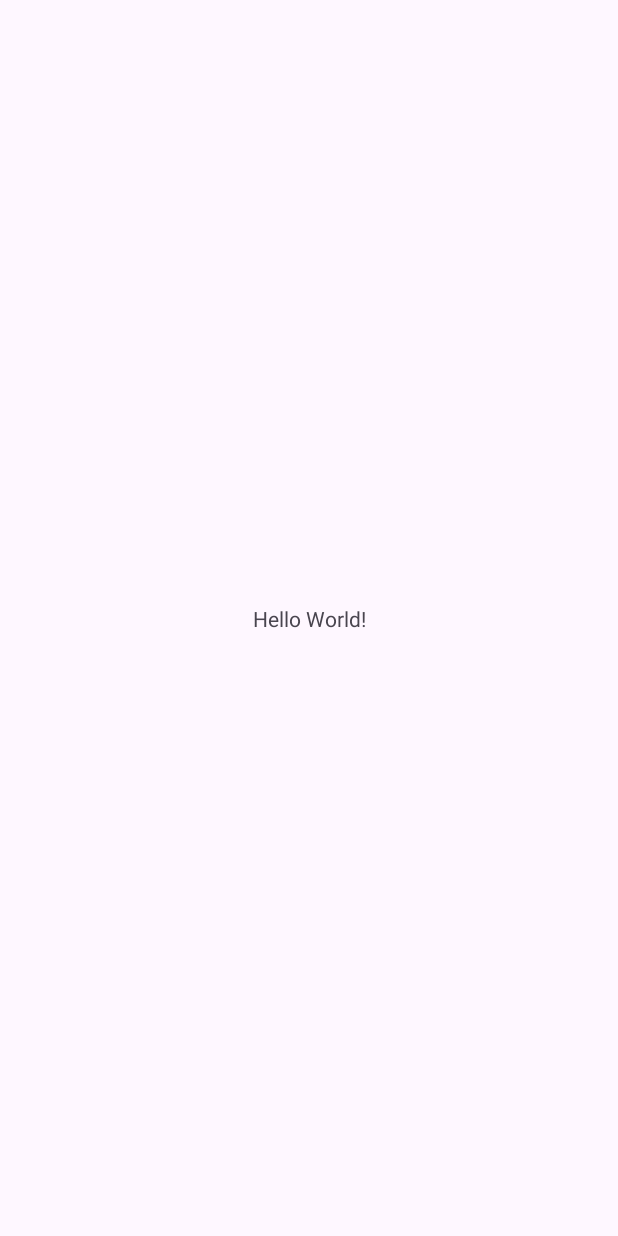
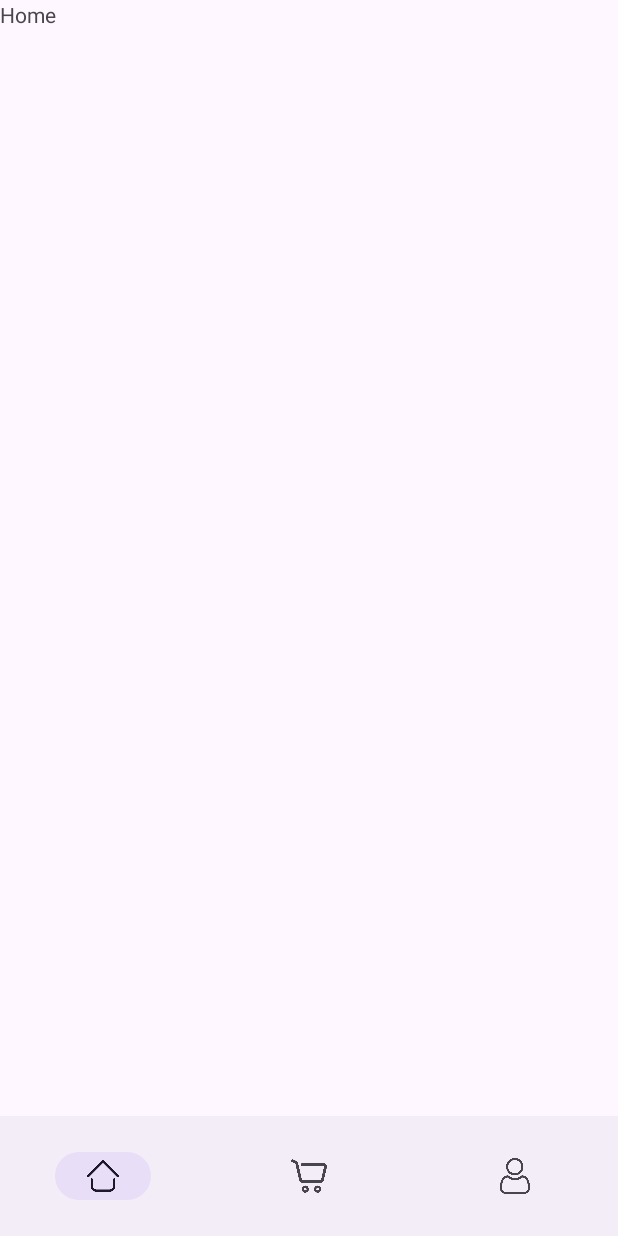
Before and after one commit to SURAJITSHAW/InstaMall, an Android app: the screen it shows after launch (ShoppingActivity), on a phone screen of 412 x 824 dp. Before the commit the screen is almost empty. Run offline under Robolectric (Android 15) with nearby library versions, the phone set to English and light mode, and no system bars; our stand-ins replace navigation-ui.

Commit message:
set up botttom nav

```diff
--- a/app/src/main/java/com/example/instamall/activities/ShoppingActivity.kt
+++ b/app/src/main/java/com/example/instamall/activities/ShoppingActivity.kt
@@ -5,17 +5,28 @@ import androidx.activity.enableEdgeToEdge
 import androidx.appcompat.app.AppCompatActivity
 import androidx.core.view.ViewCompat
 import androidx.core.view.WindowInsetsCompat
+import androidx.navigation.fragment.NavHostFragment
+import androidx.navigation.ui.setupWithNavController
 import com.example.instamall.R
+import com.example.instamall.databinding.ActivityShoppingBinding
 
 class ShoppingActivity : AppCompatActivity() {
+    private lateinit var binding: ActivityShoppingBinding
+
     override fun onCreate(savedInstanceState: Bundle?) {
         super.onCreate(savedInstanceState)
-        enableEdgeToEdge()
-        setContentView(R.layout.activity_shopping)
+//        enableEdgeToEdge()
+        binding = ActivityShoppingBinding.inflate(layoutInflater)
+        setContentView(binding.root)
         ViewCompat.setOnApplyWindowInsetsListener(findViewById(R.id.main)) { v, insets ->
             val systemBars = insets.getInsets(WindowInsetsCompat.Type.systemBars())
             v.setPadding(systemBars.left, systemBars.top, systemBars.right, systemBars.bottom)
             insets
         }
+
+        val navHostFragment = supportFragmentManager.findFragmentById(binding.fragmentContainerView.id) as NavHostFragment
+        val navController = navHostFragment.navController
+
+        binding.bottomNavView.setupWithNavController(navController)
     }
 }
--- /dev/null
+++ b/app/src/main/java/com/example/instamall/fragments/HomeFragment.kt
@@ -0,0 +1,60 @@
+package com.example.instamall.fragments
+
+import android.os.Bundle
+import androidx.fragment.app.Fragment
+import android.view.LayoutInflater
+import android.view.View
+import android.view.ViewGroup
+import com.example.instamall.R
+
+// TODO: Rename parameter arguments, choose names that match
+// the fragment initialization parameters, e.g. ARG_ITEM_NUMBER
+private const val ARG_PARAM1 = "param1"
+private const val ARG_PARAM2 = "param2"
+
+/**
+ * A simple [Fragment] subclass.
+ * Use the [HomeFragment.newInstance] factory method to
+ * create an instance of this fragment.
+ */
+class HomeFragment : Fragment() {
+    // TODO: Rename and change types of parameters
+    private var param1: String? = null
+    private var param2: String? = null
+
+    override fun onCreate(savedInstanceState: Bundle?) {
+        super.onCreate(savedInstanceState)
+        arguments?.let {
+            param1 = it.getString(ARG_PARAM1)
+            param2 = it.getString(ARG_PARAM2)
+        }
+    }
+
+    override fun onCreateView(
+        inflater: LayoutInflater, container: ViewGroup?,
+        savedInstanceState: Bundle?
+    ): View? {
+        // Inflate the layout for this fragment
+        return inflater.inflate(R.layout.fragment_home, container, false)
+    }
+
+    companion object {
+        /**
+         * Use this factory method to create a new instance of
+         * this fragment using the provided parameters.
+         *
+         * @param param1 Parameter 1.
+         * @param param2 Parameter 2.
+         * @return A new instance of fragment HomeFragment.
+         */
+        // TODO: Rename and change types and number of parameters
+        @JvmStatic
+        fun newInstance(param1: String, param2: String) =
+            HomeFragment().apply {
+                arguments = Bundle().apply {
+                    putString(ARG_PARAM1, param1)
+                    putString(ARG_PARAM2, param2)
+                }
+            }
+    }
+}
--- a/app/src/main/res/layout/activity_shopping.xml
+++ b/app/src/main/res/layout/activity_shopping.xml
@@ -7,13 +7,24 @@
     android:layout_height="match_parent"
     tools:context=".activities.ShoppingActivity">
 
-    <TextView
-        android:layout_width="wrap_content"
+
+    <androidx.fragment.app.FragmentContainerView
+        app:layout_constraintTop_toTopOf="parent"
+        app:layout_constraintStart_toStartOf="parent"
+        app:layout_constraintEnd_toEndOf="parent"
+        app:layout_constraintBottom_toTopOf="@id/bottomNavView"
+        android:id="@+id/fragmentContainerView"
+        android:name="androidx.navigation.fragment.NavHostFragment"
+        android:layout_width="0dp"
+        android:layout_height="0dp"
+        app:defaultNavHost="true"
+        app:navGraph="@navigation/shop_nav_graph" />
+
+    <com.google.android.material.bottomnavigation.BottomNavigationView
+        app:labelVisibilityMode="unlabeled"
+        android:id="@+id/bottomNavView"
+        android:layout_width="match_parent"
         android:layout_height="wrap_content"
-        android:text="Hello World!"
         app:layout_constraintBottom_toBottomOf="parent"
-        app:layout_constraintEnd_toEndOf="parent"
-        app:layout_constraintStart_toStartOf="parent"
-        app:layout_constraintTop_toTopOf="parent" />
-
+        app:menu="@menu/shop_btm_menu"/>
 </androidx.constraintlayout.widget.ConstraintLayout>
--- /dev/null
+++ b/app/src/main/res/layout/fragment_home.xml
@@ -0,0 +1,14 @@
+<?xml version="1.0" encoding="utf-8"?>
+<FrameLayout xmlns:android="http://schemas.android.com/apk/res/android"
+    xmlns:tools="http://schemas.android.com/tools"
+    android:layout_width="match_parent"
+    android:layout_height="match_parent"
+    tools:context=".fragments.HomeFragment">
+
+    <!-- TODO: Update blank fragment layout -->
+    <TextView
+        android:layout_width="match_parent"
+        android:layout_height="match_parent"
+        android:text="Home" />
+
+</FrameLayout>
--- /dev/null
+++ b/app/src/main/res/menu/shop_btm_menu.xml
@@ -0,0 +1,14 @@
+<?xml version="1.0" encoding="utf-8"?>
+<menu xmlns:app="http://schemas.android.com/apk/res-auto"
+    xmlns:android="http://schemas.android.com/apk/res/android">
+
+    <item android:title="Home"
+        android:id="@+id/homeFragment"
+        android:icon="@drawable/ic_home"/>
+    <item android:title="Cart"
+        android:id="@+id/cartFragment"
+        android:icon="@drawable/ic_cart"/>
+    <item android:title="Profile"
+        android:id="@+id/profileFragment"
+        android:icon="@drawable/ic_profile"/>
+</menu>
--- /dev/null
+++ b/app/src/main/res/navigation/shop_nav_graph.xml
@@ -0,0 +1,23 @@
+<?xml version="1.0" encoding="utf-8"?>
+<navigation xmlns:android="http://schemas.android.com/apk/res/android"
+    xmlns:app="http://schemas.android.com/apk/res-auto"
+    xmlns:tools="http://schemas.android.com/tools"
+    android:id="@+id/shop_nav_graph"
+    app:startDestination="@id/homeFragment">
+
+    <fragment
+        android:id="@+id/homeFragment"
+        android:name="com.example.instamall.fragments.HomeFragment"
+        android:label="fragment_home"
+        tools:layout="@layout/fragment_home" />
+    <fragment
+        android:id="@+id/profileFragment"
+        android:name="com.example.instamall.fragments.ProfileFragment"
+        android:label="fragment_profile"
+        tools:layout="@layout/fragment_profile" />
+    <fragment
+        android:id="@+id/cartFragment"
+        android:name="com.example.instamall.fragments.CartFragment"
+        android:label="fragment_cart"
+        tools:layout="@layout/fragment_cart" />
+</navigation>
--- a/app/src/main/res/values/colors.xml
+++ b/app/src/main/res/values/colors.xml
@@ -16,7 +16,7 @@
     <color name="error_color">#F44336</color> <!-- Red for Errors -->
 
 
-        <color name="status_bar_color">#6200EE</color> <!-- Replace with your color -->
+    <color name="status_bar_color">#6200EE</color> <!-- Replace with your color -->
 
 
 
```
Also changed, not shown: app/src/main/java/com/example/instamall/fragments/CartFragment.kt (added, +60 -0 lines), app/src/main/java/com/example/instamall/fragments/ProfileFragment.kt (added, +60 -0 lines), app/src/main/res/layout/fragment_cart.xml (added, +14 -0 lines), app/src/main/res/layout/fragment_profile.xml (added, +14 -0 lines), app/src/main/res/drawable/ic_cart.png (added), app/src/main/res/drawable/ic_circular_profile.png (added), app/src/main/res/drawable/ic_home.png (added), app/src/main/res/drawable/ic_profile.png (added), app/src/main/res/drawable/ic_scan.png (added), app/src/main/res/drawable/ic_search.png (added).
